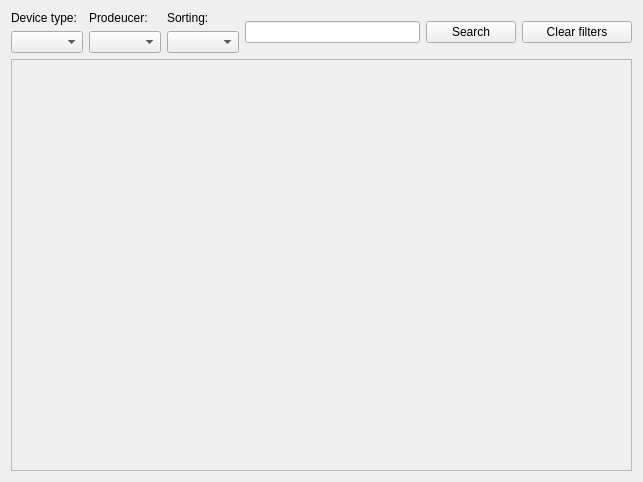
Above: mainwidget.ui from szymon27/xkomx before the change. Below: the same form after it.
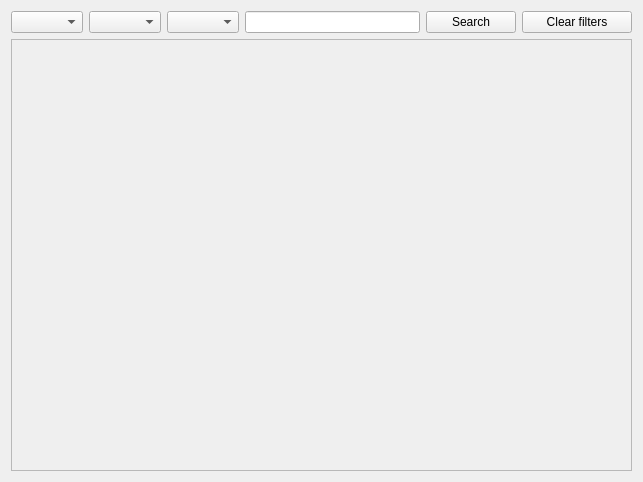
That is the form after the change. Icons and pictures are not drawn.

The edit to the form file:
```diff
--- a/mainwidget.ui
+++ b/mainwidget.ui
@@ -17,46 +17,13 @@
    <item>
     <layout class="QHBoxLayout" name="horizontalLayout_3">
      <item>
-      <layout class="QVBoxLayout" name="verticalLayout_3">
-       <item>
-        <widget class="QLabel" name="lbDeviceType">
-         <property name="text">
-          <string>Device type:</string>
-         </property>
-        </widget>
-       </item>
-       <item>
-        <widget class="QComboBox" name="cbxDeviceType"/>
-       </item>
-      </layout>
+      <widget class="QComboBox" name="cbxDeviceType"/>
      </item>
      <item>
-      <layout class="QVBoxLayout" name="verticalLayout_4">
-       <item>
-        <widget class="QLabel" name="label_2">
-         <property name="text">
-          <string>Prodeucer:</string>
-         </property>
-        </widget>
-       </item>
-       <item>
-        <widget class="QComboBox" name="cbxProducer"/>
-       </item>
-      </layout>
+      <widget class="QComboBox" name="cbxProducer"/>
      </item>
      <item>
-      <layout class="QVBoxLayout" name="verticalLayout_5">
-       <item>
-        <widget class="QLabel" name="label_3">
-         <property name="text">
-          <string>Sorting:</string>
-         </property>
-        </widget>
-       </item>
-       <item>
-        <widget class="QComboBox" name="cbxSorting"/>
-       </item>
-      </layout>
+      <widget class="QComboBox" name="cbxSorting"/>
      </item>
      <item>
       <widget class="QLineEdit" name="leSearch">
@@ -134,7 +101,7 @@
         <x>0</x>
         <y>0</y>
         <width>623</width>
-        <height>408</height>
+        <height>432</height>
        </rect>
       </property>
       <widget class="QWidget" name="verticalLayoutWidget">
```
